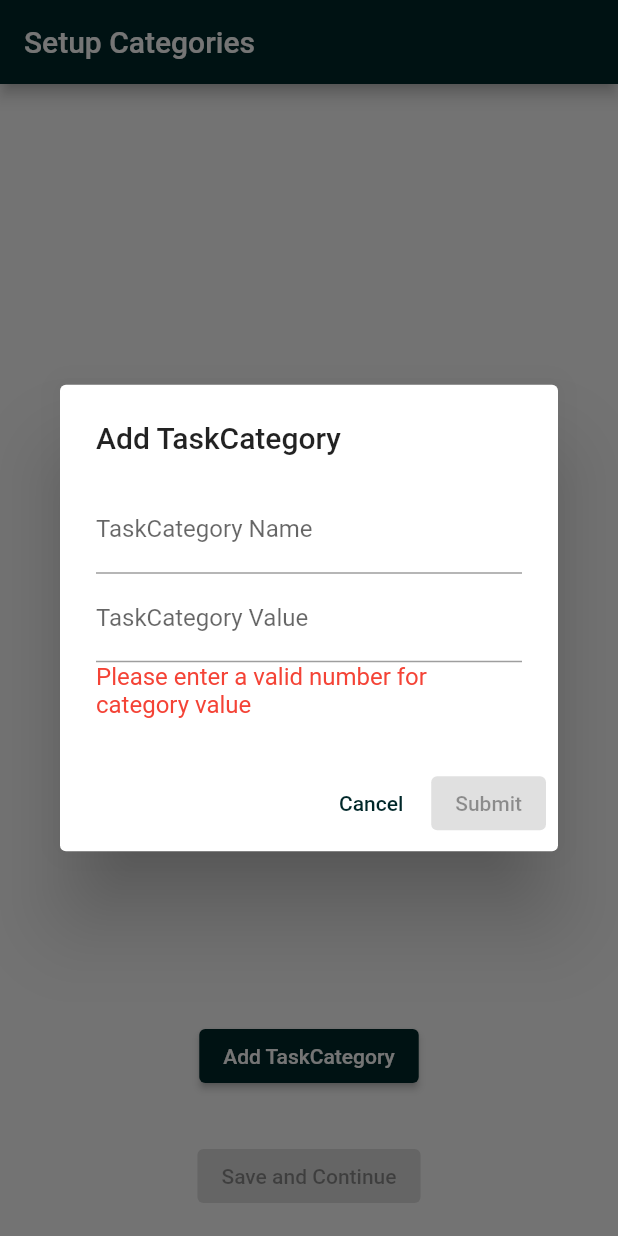
After one commit to tvasuthevan123/TimeScape, a Flutter app: the screen it shows after launch, after a tap on "Add TaskCategory", on a phone screen of 412 x 824 dp. The commit adds this screen. Run offline on Flutter 3.47's test engine with Material 2 defaults, Android fonts, the phone set to English and light mode, and no system bars; our stand-ins replace flutter_slidable, google_fonts, sqflite; accounts and stored records are empty.

Commit message:
Add category creation

```diff
--- /dev/null
+++ b/lib/category_setup.dart
@@ -0,0 +1,173 @@
+import 'package:flutter/material.dart';
+import 'package:timescape/database_helper.dart';
+import 'package:timescape/entry_manager.dart';
+
+class SetupCategoriesPage extends StatefulWidget {
+  final VoidCallback setupCompleteCallback;
+
+  const SetupCategoriesPage(this.setupCompleteCallback);
+
+  @override
+  State<SetupCategoriesPage> createState() => _SetupCategoriesPageState();
+}
+
+class _SetupCategoriesPageState extends State<SetupCategoriesPage> {
+  List<TaskCategory> _categories = [];
+
+  @override
+  Widget build(BuildContext context) {
+    return Scaffold(
+      appBar: AppBar(
+        title: Text('Setup Categories'),
+      ),
+      body: Column(
+        children: [
+          Expanded(
+            child: ListView.builder(
+              itemCount: _categories.length,
+              itemBuilder: (context, index) {
+                return Dismissible(
+                  key: Key(_categories[index].name),
+                  onDismissed: (direction) {
+                    setState(() {
+                      _categories.removeAt(index);
+                    });
+                  },
+                  child: ListTile(
+                    title: Text(_categories[index].name),
+                    subtitle: Text('Importance: ${_categories[index].value}'),
+                    trailing: IconButton(
+                      icon: Icon(Icons.delete),
+                      onPressed: () {
+                        setState(() {
+                          _categories.removeAt(index);
+                        });
+                      },
+                    ),
+                  ),
+                );
+              },
+            ),
+          ),
+          Padding(
+            padding: EdgeInsets.all(16.0),
+            child: ElevatedButton(
+              onPressed: () {
+                _addTaskCategory(context);
+              },
+              child: Text('Add TaskCategory'),
+            ),
+          ),
+          Padding(
+            padding: EdgeInsets.all(16.0),
+            child: ElevatedButton(
+              onPressed: _categories.length < 2
+                  ? null
+                  : () {
+                      _saveCategories();
+                    },
+              child: Text('Save and Continue'),
+            ),
+          ),
+        ],
+      ),
+    );
+  }
+
+  void _addTaskCategory(BuildContext context) async {
+    final nameController = TextEditingController();
+    final valueController = TextEditingController();
+    bool hasError = true;
+
+    await showDialog(
+      context: context,
+      builder: (context) {
+        return StatefulBuilder(builder: (context, setState) {
+          return AlertDialog(
+            title: Text('Add TaskCategory'),
+            content: Column(
+              mainAxisSize: MainAxisSize.min,
+              children: [
+                TextField(
+                  controller: nameController,
+                  decoration: InputDecoration(
+                    labelText: 'TaskCategory Name',
+                    hintText: 'Enter category name',
+                  ),
+                ),
+                TextField(
+                  controller: valueController,
+                  keyboardType: TextInputType.number,
+                  decoration: InputDecoration(
+                    labelText: 'TaskCategory Value',
+                    hintText: 'Enter category value',
+                  ),
+                  onChanged: (value) {
+                    setState(() {
+                      if (value.isNotEmpty) {
+                        int? parsedValue = int.tryParse(value);
+                        hasError = parsedValue == null;
+                        if (!hasError) {}
+                      } else {
+                        hasError = true;
+                      }
+                    });
+                  },
+                ),
+                Visibility(
+                  visible: hasError,
+                  child: Text(
+                    'Please enter a valid number for category value',
+                    style: TextStyle(color: Colors.red),
+                  ),
+                ),
+              ],
+            ),
+            actions: [
+              TextButton(
+                onPressed: () {
+                  Navigator.of(context).pop();
+                },
+                child: Text('Cancel'),
+              ),
+              ElevatedButton(
+                onPressed: hasError
+                    ? null
+                    : () {
+                        setState(() {
+                          _categories.add(
+                            TaskCategory(
+                              name: nameController.text,
+                              value: int.parse(valueController.text),
+                            ),
+                          );
+                        });
+                        Navigator.of(context).pop();
+                      },
+                child: Text('Submit'),
+              ),
+            ],
+          );
+        });
+      },
+    );
+  }
+
+  void _saveCategories() async {
+    if (_categories.length < 2) {
+      ScaffoldMessenger.of(context).showSnackBar(
+        const SnackBar(
+          content: Text('Please add at least two categories.'),
+        ),
+      );
+      return;
+    }
+
+    for (TaskCategory category in _categories) {
+      await DatabaseHelper().addCategory(category);
+    }
+
+    // Call the setupCompleteCallback to notify the parent widget that the setup is complete
+    widget.setupCompleteCallback();
+  }
+}
--- a/lib/database_helper.dart
+++ b/lib/database_helper.dart
@@ -1,9 +1,11 @@
 import 'dart:io';
-
+import 'package:flutter/foundation.dart';
 import 'package:sqflite/sqflite.dart';
 import 'package:path/path.dart';
 import 'package:path_provider/path_provider.dart';
+import 'package:timescape/scheduler.dart';
 import 'package:timescape/entry_manager.dart';
+import 'package:timescape/category_setup.dart';
 // import 'package:timescape/scheduler.dart';
 
 class DatabaseHelper {
@@ -14,12 +16,15 @@ class DatabaseHelper {
   Future<Database> get database async {
     final documentsDirectory = await getApplicationDocumentsDirectory();
     final path = join(documentsDirectory.path, dbName);
+    // print("Database $path");
     // Directory(path).delete(recursive: true);
     if ((await databaseExists(path)) == true) {
+      print("I'm here");
       _database = await openDatabase(path);
       return _database!;
     }
 
+    print("I'm here too");
     _database = await _initDatabase();
     return _database!;
   }
@@ -27,6 +32,7 @@ class DatabaseHelper {
   Future<Database> _initDatabase() async {
     final documentsDirectory = await getApplicationDocumentsDirectory();
     final path = join(documentsDirectory.path, dbName);
+    print("Init Database $path");
 
     return openDatabase(
       path,
@@ -48,19 +54,20 @@ class DatabaseHelper {
             'id STRING PRIMARY KEY, '
             'title TEXT, '
             'description TEXT, '
-            'date INTEGER, '
+            'startTime  INTEGER, '
+            'startDate INTEGER, '
             'length INTEGER, '
             'reminderTimeBeforeEvent INTEGER, '
             'recurrenceType STRING, '
             'daysOfWeek STRING, '
-            'interval INTEGER, '
+            'interval INTEGER '
             ')');
 
-        await db.execute('CREATE TABLE reminder ('
+        await db.execute('CREATE TABLE reminders ('
             'id STRING PRIMARY KEY, '
             'title TEXT, '
             'description TEXT, '
-            'dateTime INTEGER, '
+            'dateTime INTEGER '
             ')');
 
         await db.execute('CREATE TABLE assignments ('
@@ -68,6 +75,12 @@ class DatabaseHelper {
             'timestamp INTEGER, '
             'duration INTEGER, '
             'FOREIGN KEY(id) REFERENCES items(id)'
+            ')');
+
+        await db.execute('CREATE TABLE categories ('
+            'id INTEGER PRIMARY KEY AUTOINCREMENT, '
+            'name STRING, '
+            'value INTEGER '
             ')');
       },
     );
@@ -88,12 +101,18 @@ class DatabaseHelper {
   Future<int> addReminder(Reminder reminder) async {
     final db = await database;
 
-    return db.insert('reminder', reminder.toMap());
+    return db.insert('reminders', reminder.toMap());
+  }
+
+  Future<int> addCategory(TaskCategory category) async {
+    final db = await database;
+
+    return db.insert('categories', category.toMap());
   }
 
   Future<List<Task>> getTasks() async {
     final db = await database;
-    final maps = await db.query('items');
+    final maps = await db.query('tasks');
 
     return List.generate(maps.length, (i) {
       return Task.fromMap(maps[i]);
@@ -104,20 +123,67 @@ class DatabaseHelper {
     final db = await database;
 
     return db
-        .update('items', item.toMap(), where: 'id = ?', whereArgs: [item.id]);
+        .update('tasks', item.toMap(), where: 'id = ?', whereArgs: [item.id]);
   }
 
   Future<int> deleteTask(Task item) async {
     final db = await database;
 
-    return db.delete('items', where: 'id = ?', whereArgs: [item.id]);
+    return db.delete('tasks', where: 'id = ?', whereArgs: [item.id]);
   }
 
-  // Future<int> addAssignment(Assignment assignment) async {
-  //   final db = await database;
+  Future<List<Reminder>> getReminders() async {
+    final db = await database;
+    final maps = await db.query('reminders');
 
-  //   return db.insert('assignments', assignment.toMap());
-  // }
+    return List.generate(maps.length, (i) {
+      return Reminder.fromMap(maps[i]);
+    });
+  }
+
+  Future<int> updateReminder(Reminder item) async {
+    final db = await database;
+
+    return db.update('reminders', item.toMap(),
+        where: 'id = ?', whereArgs: [item.id]);
+  }
+
+  Future<int> deleteReminder(Reminder item) async {
+    final db = await database;
+
+    return db.delete('reminders', where: 'id = ?', whereArgs: [item.id]);
+  }
+
+  Future<List<Event>> getEvents() async {
+    final db = await database;
+    final maps = await db.query('events');
+
+    return List.generate(maps.length, (i) {
+      return Event.fromMap(maps[i]);
+    });
+  }
+
+  Future<int> updateEvent(Event item) async {
+    final db = await database;
+
+    return db
+        .update('events', item.toMap(), where: 'id = ?', whereArgs: [item.id]);
+  }
+
+  Future<int> deleteEvent(Event item) async {
+    final db = await database;
+
+    return db.delete('events', where: 'id = ?', whereArgs: [item.id]);
+  }
+
+  Future<List<TaskCategory>> getCategories() async {
+    final db = await database;
+    final maps = await db.query('categories');
+
+    return List.generate(maps.length, (i) {
+      return TaskCategory.fromMap(maps[i]);
+    });
+  }
 
   // Future<List<Assignment>> getAssignments() async {
   //   final db = await database;
@@ -127,4 +193,17 @@ class DatabaseHelper {
   //     return Assignment.fromMap(maps[i]);
   //   });
   // }
+
+  // Future<int> updateAssignment(Assignment item) async {
+  //   final db = await database;
+
+  //   return db.update('assignments', item.toMap(),
+  //       where: 'id = ?', whereArgs: [item.id]);
+  // }
+
+  // Future<int> deleteAssignment(Assignment item) async {
+  //   final db = await database;
+
+  //   return db.delete('assignments', where: 'id = ?', whereArgs: [item.id]);
+  // }
 }
--- a/lib/entry_form.dart
+++ b/lib/entry_form.dart
@@ -16,6 +16,7 @@ class _EntryFormState extends State<EntryForm> {
   String _entryTitle = '';
   String _entryDescription = '';
   DateTime _dateTime = DateTime.now();
+
   Duration _length = const Duration(hours: 0, minutes: 15);
 
   Duration _reminderTimeBeforeEvent = const Duration(hours: 0, minutes: 15);
@@ -106,7 +107,9 @@ class _EntryFormState extends State<EntryForm> {
                   title: _entryTitle,
                   description: _entryDescription,
                   length: _length,
-                  startTime: _dateTime,
+                  startTime:
+                      TimeOfDay(hour: _dateTime.hour, minute: _dateTime.minute),
+                  startDate: _dateTime,
                   reminderTimeBeforeEvent: _reminderTimeBeforeEvent,
                   recurrence: Recurrence(
                     type: _recurrenceType,
--- a/lib/entry_manager.dart
+++ b/lib/entry_manager.dart
@@ -11,14 +11,15 @@ const timeLeeway = Duration(days: 3);
 class EntryManager extends ChangeNotifier {
   /// Internal, private state of the cart.
   final Map<String, Entry> _entries = {};
+  final List<TaskCategory> categories = [];
   UnmodifiableMapView<String, Entry> get entries =>
       UnmodifiableMapView<String, Entry>(_entries);
 
   EntryManager({Key? key}) {
-    _generateEntrys(1);
-    _generateEntrys(2);
-    _generateEntrys(5);
-    _generateEntrys(8);
+    // _generateEntrys(1);
+    // _generateEntrys(2);
+    // _generateEntrys(5);
+    // _generateEntrys(8);
   }
 
   void _generateEntrys(int importance) {
@@ -248,8 +249,26 @@ class EntryManager extends ChangeNotifier {
   Future<void> loadEntriesFromDatabase() async {
     final tasks = await DatabaseHelper().getTasks();
 
-    for (final tasks in tasks) {
-      _entries[tasks.id] = tasks;
+    for (final task in tasks) {
+      _entries[task.id] = task;
+    }
+
+    final reminders = await DatabaseHelper().getReminders();
+
+    for (final reminder in reminders) {
+      _entries[reminder.id] = reminder;
+    }
+
+    final events = await DatabaseHelper().getEvents();
+
+    for (final event in events) {
+      _entries[event.id] = event;
+    }
+
+    final categories = await DatabaseHelper().getCategories();
+
+    for (final category in categories) {
+      this.categories.add(category);
     }
 
     notifyListeners();
@@ -297,6 +316,8 @@ abstract class Entry {
   }) {
     if (id == '' || id == null) {
       this.id = const Uuid().v4();
+    } else {
+      this.id = id;
     }
   }
 }
@@ -337,7 +358,6 @@ class Task extends Entry {
       'title': title,
       'description': description,
       'is_completed': isCompleted ? 1 : 0,
-      'is_soft_deadline': isSoftDeadline ? 1 : 0,
       'deadline': deadline.millisecondsSinceEpoch,
       'time_spent': timeSpent.inMilliseconds,
       'estimated_length': estimatedLength.inMilliseconds,
@@ -351,7 +371,6 @@ class Task extends Entry {
       title: map['title'],
       description: map['description'],
       isCompleted: map['is_completed'] == 1,
-      isSoftDeadline: map['is_soft_deadline'] == 1,
       deadline: DateTime.fromMillisecondsSinceEpoch(map['deadline']),
       timeSpent: Duration(milliseconds: map['time_spent']),
       estimatedLength: Duration(milliseconds: map['estimated_length']),
@@ -436,7 +455,8 @@ class Reminder extends Entry {
 }
 
 class Event extends Entry {
-  DateTime startTime;
+  DateTime startDate; // date without time
+  TimeOfDay startTime; // time without date
   Duration length;
   Recurrence recurrence;
   Duration reminderTimeBeforeEvent;
@@ -445,6 +465,7 @@ class Event extends Entry {
     String? id,
     required String title,
     required String description,
+    required this.startDate,
     required this.startTime,
     required this.length,
     required this.recurrence,
@@ -461,7 +482,9 @@ class Event extends Entry {
       'id': id,
       'title': title,
       'description': description,
-      'startTime': startTime.millisecondsSinceEpoch,
+      'startDate': startDate.millisecondsSinceEpoch,
+      'startTime': DateTime(1, 1, 1, startTime.hour, startTime.minute)
+          .millisecondsSinceEpoch,
       'length': length.inMinutes,
       'reminderTimeBeforeEvent': reminderTimeBeforeEvent.inMinutes,
       'recurrenceType': recurrence.type.toString().split('.').last,
@@ -471,11 +494,18 @@ class Event extends Entry {
   }
 
   static Event fromMap(Map<String, dynamic> map) {
+    List<String> daysOfWeekList = map['daysOfWeek'].split(',');
+    if (daysOfWeekList.isNotEmpty) daysOfWeekList.removeLast();
+    List<int> daysOfWeekIntList =
+        daysOfWeekList.map((day) => int.parse(day)).toList();
+
     return Event(
       id: map['id'],
       title: map['title'],
       description: map['description'],
-      startTime: DateTime.fromMillisecondsSinceEpoch(map['startTime']),
+      startTime: TimeOfDay(
+          hour: map['startTime'] ~/ 60, minute: map['startTime'] % 60),
+      startDate: DateTime.fromMicrosecondsSinceEpoch(map['startDate']),
       length: Duration(minutes: map['length']),
       reminderTimeBeforeEvent:
           Duration(minutes: map['reminderTimeBeforeEvent']),
@@ -483,8 +513,7 @@ class Event extends Entry {
         type: RecurrenceType.values.firstWhere(
           (type) => type.toString().split('.').last == map['recurrenceType'],
         ),
-        daysOfWeek:
-            (map['daysOfWeek'] as String).split(',').map(int.parse).toList(),
+        daysOfWeek: daysOfWeekIntList,
         interval: map['interval'],
       ),
     );
@@ -504,3 +533,27 @@ class Recurrence {
     required this.interval,
   });
 }
+
+class TaskCategory {
+  final String name;
+  final int value;
+
+  TaskCategory({
+    required this.name,
+    required this.value,
+  });
+
+  Map<String, dynamic> toMap() {
+    return {
+      'name': name,
+      'value': value,
+    };
+  }
+
+  factory TaskCategory.fromMap(Map<String, dynamic> map) {
+    return TaskCategory(
+      name: map['name'],
+      value: map['value'],
+    );
+  }
+}
--- a/lib/main.dart
+++ b/lib/main.dart
@@ -3,6 +3,7 @@ import 'package:flutter/material.dart';
 import 'package:flutter/services.dart';
 import 'package:provider/provider.dart';
 import 'package:sqflite/sqflite.dart';
+import 'package:timescape/category_setup.dart';
 import 'package:timescape/database_helper.dart';
 import 'package:timescape/eisenhower_display.dart';
 import 'package:timescape/entry_manager.dart';
@@ -27,57 +28,71 @@ void main() async {
   // Create an instance of the EntryManager and load items from the database.
   final itemManager = EntryManager();
   await itemManager.loadEntriesFromDatabase();
-  runApp(MyApp(itemManager: itemManager));
+  runApp(TimeScape(itemManager: itemManager));
 }
 
-class MyApp extends StatelessWidget {
-  const MyApp({Key? key, required this.itemManager}) : super(key: key);
+class TimeScape extends StatefulWidget {
+  TimeScape({Key? key, required this.itemManager}) : super(key: key);
 
   final EntryManager itemManager;
+  final _primaryColor = const Color.fromRGBO(0, 39, 41, 1);
+  @override
+  State<TimeScape> createState() => _TimeScapeState();
+}
 
-  final primaryColor = const Color.fromRGBO(0, 39, 41, 1);
+class _TimeScapeState extends State<TimeScape> {
+  bool _isCategoriesSet = false;
+
+  void setupCallback() {
+    setState(() => _isCategoriesSet = true);
+  }
+
   @override
   Widget build(BuildContext context) {
+    if (widget.itemManager.categories.isNotEmpty) {
+      setState(() => _isCategoriesSet = true);
+    }
     return ChangeNotifierProvider<EntryManager>.value(
-      value: itemManager,
+      value: widget.itemManager,
       child: MaterialApp(
         debugShowCheckedModeBanner: false,
         title: 'Flutter Demo',
         theme: ThemeData(
           textTheme: GoogleFonts.lexendDecaTextTheme(),
           primarySwatch: MaterialColor(
-            primaryColor.value,
+            widget._primaryColor.value,
             <int, Color>{
-              50: primaryColor.withOpacity(0.1),
-              100: primaryColor.withOpacity(0.2),
-              200: primaryColor.withOpacity(0.3),
-              300: primaryColor.withOpacity(0.4),
-              400: primaryColor.withOpacity(0.5),
-              500: primaryColor.withOpacity(0.6),
-              600: primaryColor.withOpacity(0.7),
-              700: primaryColor.withOpacity(0.8),
-              800: primaryColor.withOpacity(0.9),
-              900: primaryColor.withOpacity(1.0),
+              50: widget._primaryColor.withOpacity(0.1),
+              100: widget._primaryColor.withOpacity(0.2),
+              200: widget._primaryColor.withOpacity(0.3),
+              300: widget._primaryColor.withOpacity(0.4),
+              400: widget._primaryColor.withOpacity(0.5),
+              500: widget._primaryColor.withOpacity(0.6),
+              600: widget._primaryColor.withOpacity(0.7),
+              700: widget._primaryColor.withOpacity(0.8),
+              800: widget._primaryColor.withOpacity(0.9),
+              900: widget._primaryColor.withOpacity(1.0),
             },
           ),
           primaryColor: const Color.fromARGB(255, 235, 254, 255),
           platform: TargetPlatform.android,
         ),
-        home: const MyHomePage(),
+        home: _isCategoriesSet
+            ? const MainApp()
+            : SetupCategoriesPage(setupCallback),
       ),
     );
   }
 }
 
-class MyHomePage extends StatefulWidget {
-  const MyHomePage({Key? key}) : super(key: key);
+class MainApp extends StatefulWidget {
+  const MainApp({Key? key}) : super(key: key);
 
   @override
-  State<MyHomePage> createState() => _MyHomePageState();
+  State<MainApp> createState() => _MainAppState();
 }
 
-class _MyHomePageState extends State<MyHomePage>
-    with SingleTickerProviderStateMixin {
+class _MainAppState extends State<MainApp> with SingleTickerProviderStateMixin {
   bool _isShowing = false;
   late final AnimationController _controller;
 
@@ -96,7 +111,7 @@ class _MyHomePageState extends State<MyHomePage>
     double maxHeight = MediaQuery.of(context).size.height;
     return DefaultTabController(
       initialIndex: 1,
-      length: 4,
+      length: 5,
       child: SafeArea(
         child: Material(
           child: Stack(
@@ -129,6 +144,17 @@ class _MyHomePageState extends State<MyHomePage>
                             ),
                             child: const EntryListView(
                               entryType: EntryType.reminder,
+                            ),
+                          ),
+                        ),
+                        Center(
+                          child: AnimatedPadding(
+                            duration: const Duration(milliseconds: 400),
+                            padding: EdgeInsets.only(
+                              top: _isShowing ? 40 + buttonHeight : 40,
+                            ),
+                            child: const EntryListView(
+                              entryType: EntryType.event,
                             ),
                           ),
                         ),
```
Also changed, not shown: lib/custom_tab_bar.dart (+20 -4 lines), lib/kmeans_clustering.dart (deleted, +0 -91 lines), lib/list_view.dart (+29 -8 lines).
